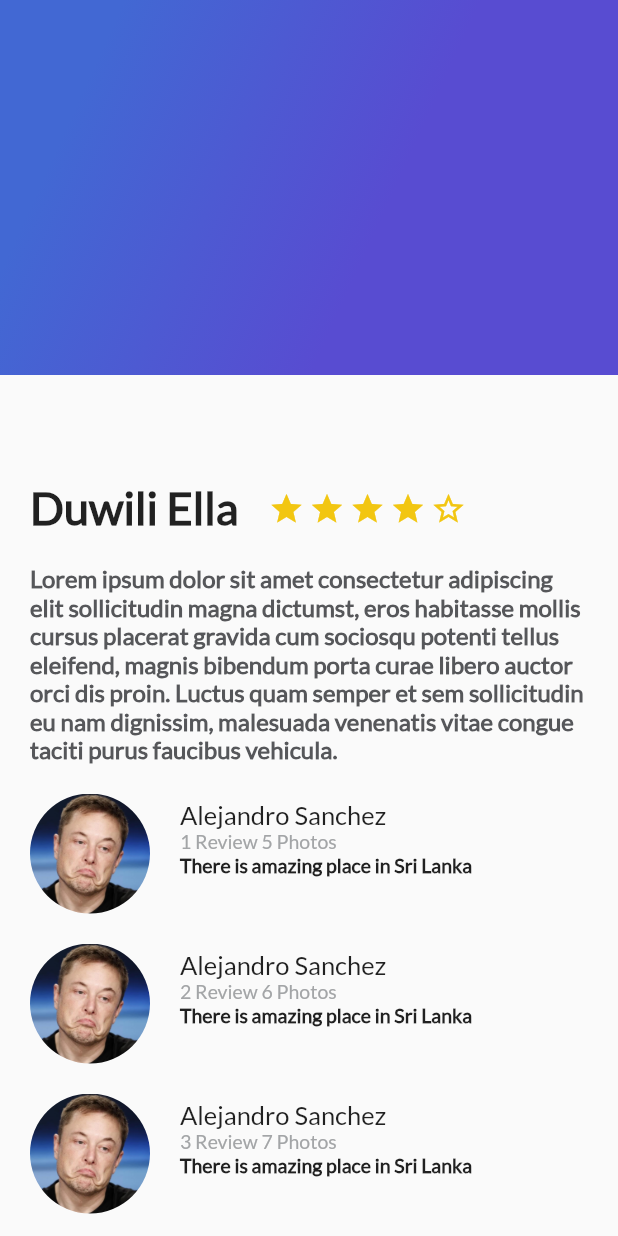
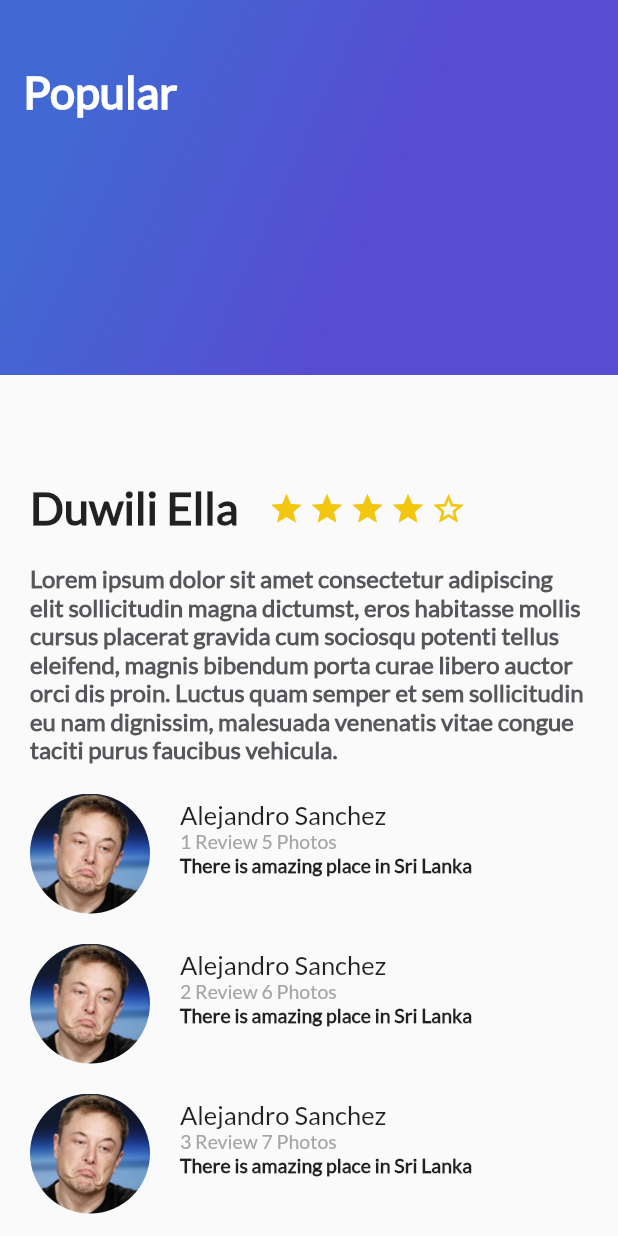
Before and after one commit to aaronew/flutter_app, a Flutter app: the screen it shows after launch, on a phone screen of 412 x 824 dp. Run offline on Flutter 3.47's test engine with Material 2 defaults, Android fonts, the phone set to English and light mode, and no system bars.

```diff
--- a/lib/gradient_back.dart
+++ b/lib/gradient_back.dart
@@ -1,6 +1,8 @@
 import 'package:flutter/material.dart';
 
 class GradientBack extends StatelessWidget {
+  String title = "Popular";
+  GradientBack(this.title);
   @override
   Widget build(BuildContext context) {
     return Container(
@@ -12,6 +14,15 @@ class GradientBack extends StatelessWidget {
               end: FractionalOffset(1.0, 0.6),
               stops: [0.0, 0.6],
               tileMode: TileMode.clamp)),
+      child: Text(
+        title,
+        style: TextStyle(
+            color: Colors.white,
+            fontSize: 30.0,
+            fontFamily: "Lato",
+            fontWeight: FontWeight.bold),
+      ),
+      alignment: Alignment(-0.9, -0.6),
     );
   }
 }
--- a/lib/main.dart
+++ b/lib/main.dart
@@ -22,11 +22,13 @@ class MyApp extends StatelessWidget {
           body: Stack(
             // Coloca un elemento sobre otro
             children: <Widget>[
-              ListView(children: <Widget>[
-                DescriptionPlace('Duwili Ella', 4, descriptionDummy),
-                ReviewList()
-              ],),
-              GradientBack()
+              ListView(
+                children: <Widget>[
+                  DescriptionPlace('Duwili Ella', 4, descriptionDummy),
+                  ReviewList()
+                ],
+              ),
+              GradientBack("Popular")
             ],
           ),
         ));
```
Also changed, not shown: lib/card_images.dart (added, +27 -0 lines), assets/images/tesla3.jpg (added), assets/images/teslacyber.jpg (added), assets/images/teslas.jpg (added), assets/images/teslax.jpg (added), 1 other file.
